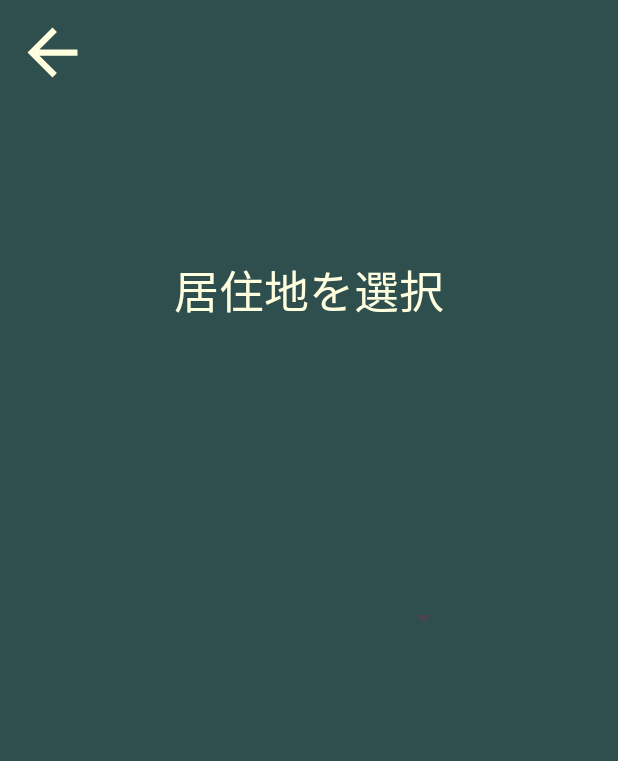
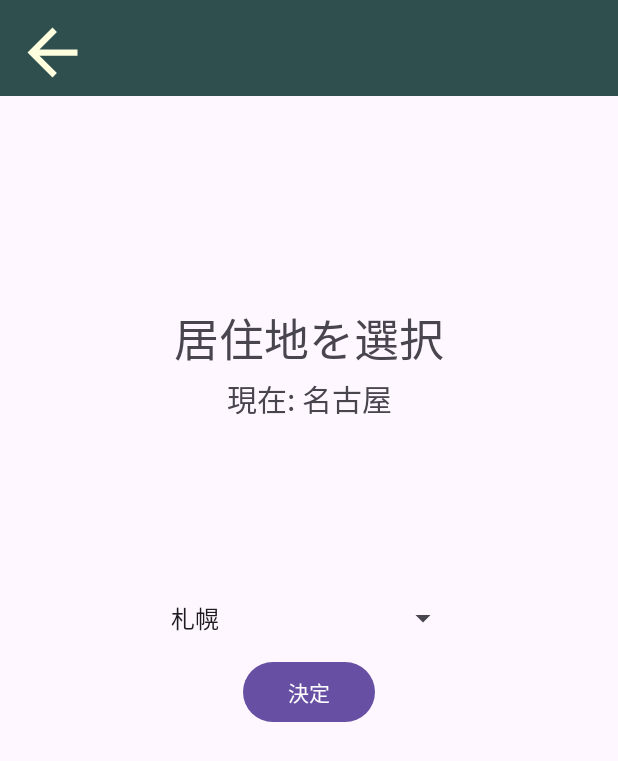
Before and after one commit to t-haruki122/Powerful_Alarm, an Android app: the AreaSettings screen opened directly, with no data from a screen before it, on a phone screen of 412 x 824 dp. Shown: the top 761 px of the screen. Run offline under Robolectric (Android 15) with nearby library versions, the phone set to English and light mode, and no system bars.

Commit message:
AreaSettings Add current location & decide button Enable contents on Spinner Add previous button copied from alarmSettings thanks

```diff
--- a/app/src/main/java/jp/ac/meijou/android/powerful_alarm/AreaSettings.java
+++ b/app/src/main/java/jp/ac/meijou/android/powerful_alarm/AreaSettings.java
@@ -1,5 +1,6 @@
 package jp.ac.meijou.android.powerful_alarm;
 
+import android.content.Intent;
 import android.os.Bundle;
 
 import androidx.activity.EdgeToEdge;
@@ -8,9 +9,12 @@ import androidx.core.graphics.Insets;
 import androidx.core.view.ViewCompat;
 import androidx.core.view.WindowInsetsCompat;
 
+import jp.ac.meijou.android.powerful_alarm.databinding.ActivityAlarmSettingsBinding;
+import jp.ac.meijou.android.powerful_alarm.databinding.ActivityAreaSettingsBinding;
 
 
 public class AreaSettings extends AppCompatActivity {
+    private ActivityAreaSettingsBinding binding;
 
     @Override
     protected void onCreate(Bundle savedInstanceState) {
@@ -23,7 +27,23 @@ public class AreaSettings extends AppCompatActivity {
             return insets;
         });
 
+        binding = ActivityAreaSettingsBinding.inflate(getLayoutInflater());
+        setContentView(binding.getRoot());
 
+        // return main copied from AlarmSettings thank you
+        binding.previous.setOnClickListener(view -> {
+            Intent intent = new Intent(AreaSettings.this, MainActivity.class);
+            // intent.setFlags(Intent.FLAG_ACTIVITY_CLEAR_TOP | Intent.FLAG_ACTIVITY_SINGLE_TOP);
+            startActivity(intent);
+            finish();
+        });
+
+        binding.confirmButton.setOnClickListener(view -> {
+            String area = binding.areaSpinner.getSelectedItem().toString();
+            binding.currentText.setText("現在" + ": " + area);
+
+            // 選択した地域を保持するプログラムを記述
+        });
 
     }
 }
--- a/app/src/main/res/layout/activity_area_settings.xml
+++ b/app/src/main/res/layout/activity_area_settings.xml
@@ -3,15 +3,26 @@
     xmlns:app="http://schemas.android.com/apk/res-auto"
     xmlns:tools="http://schemas.android.com/tools"
     android:id="@+id/main"
-    android:background="@color/background"
     android:layout_width="match_parent"
     android:layout_height="match_parent"
     tools:context=".AreaSettings">
 
+    <androidx.appcompat.widget.Toolbar
+        android:id="@+id/toolbar"
+        android:layout_width="match_parent"
+        android:layout_height="wrap_content"
+        android:background="@color/background"
+        android:minHeight="?attr/actionBarSize"
+        android:theme="?attr/actionBarTheme"
+        app:layout_constraintTop_toTopOf="parent"
+        tools:layout_editor_absoluteX="17dp" />
+
     <Spinner
-        android:id="@+id/area"
+        android:id="@+id/areaSpinner"
         android:layout_width="200sp"
         android:layout_height="50sp"
+
+        android:entries="@array/area_list"
 
         app:layout_constraintTop_toTopOf="parent"
         app:layout_constraintBottom_toBottomOf="parent"
@@ -32,15 +43,42 @@
     </ImageView>
 
     <TextView
+        android:id="@+id/text1"
         android:text="居住地を選択"
         android:gravity="center"
         android:textSize="30sp"
         android:layout_width="match_parent"
         android:layout_height="50sp"
-        app:layout_constraintTop_toTopOf="parent"
-        app:layout_constraintBottom_toTopOf="@id/area"
-        android:textColor="@color/text">
+        app:layout_constraintTop_toBottomOf="@+id/toolbar"
+        app:layout_constraintBottom_toTopOf="@id/areaSpinner">
     </TextView>
+
+    <TextView
+        android:id="@+id/currentText"
+        android:layout_width="match_parent"
+        android:layout_height="wrap_content"
+
+        android:text="現在: 名古屋"
+        android:gravity="center"
+        android:textSize="20sp"
+
+        app:layout_constraintTop_toBottomOf="@+id/text1">
+
+    </TextView>
+
+    <Button
+        android:id="@+id/confirmButton"
+        android:layout_width="wrap_content"
+        android:layout_height="wrap_content"
+
+        android:text="決定"
+
+        app:layout_constraintStart_toStartOf="parent"
+        app:layout_constraintEnd_toEndOf="parent"
+        app:layout_constraintTop_toBottomOf="@+id/areaSpinner">
+
+    </Button>
+
 
 
 </androidx.constraintlayout.widget.ConstraintLayout>
```
